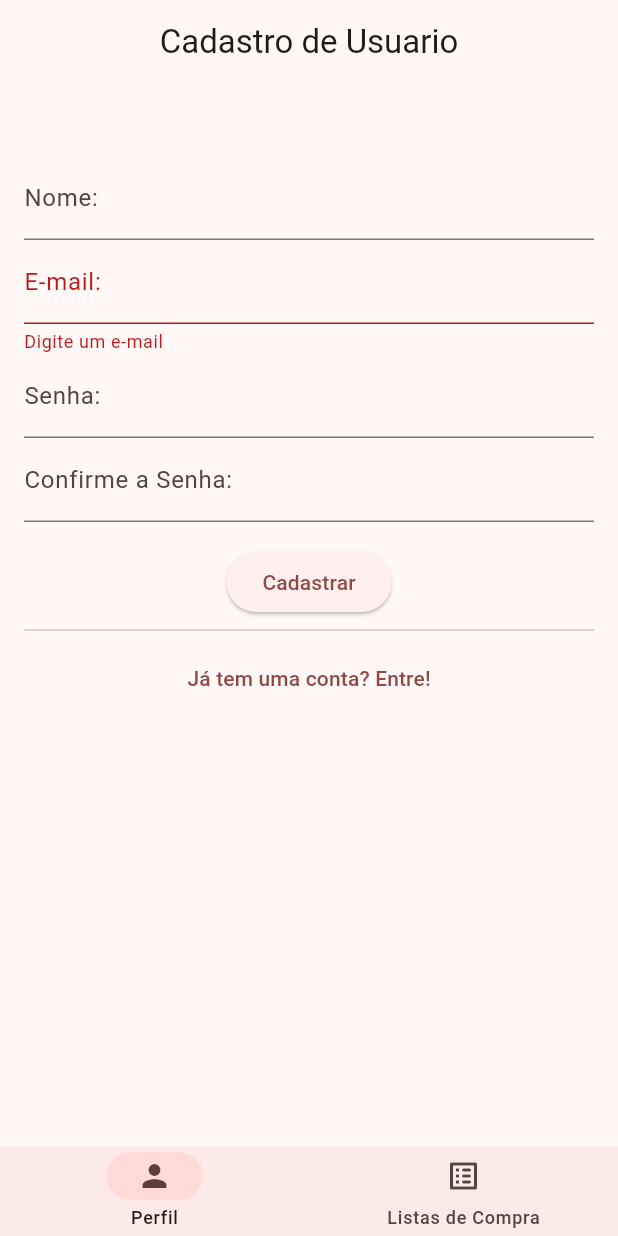
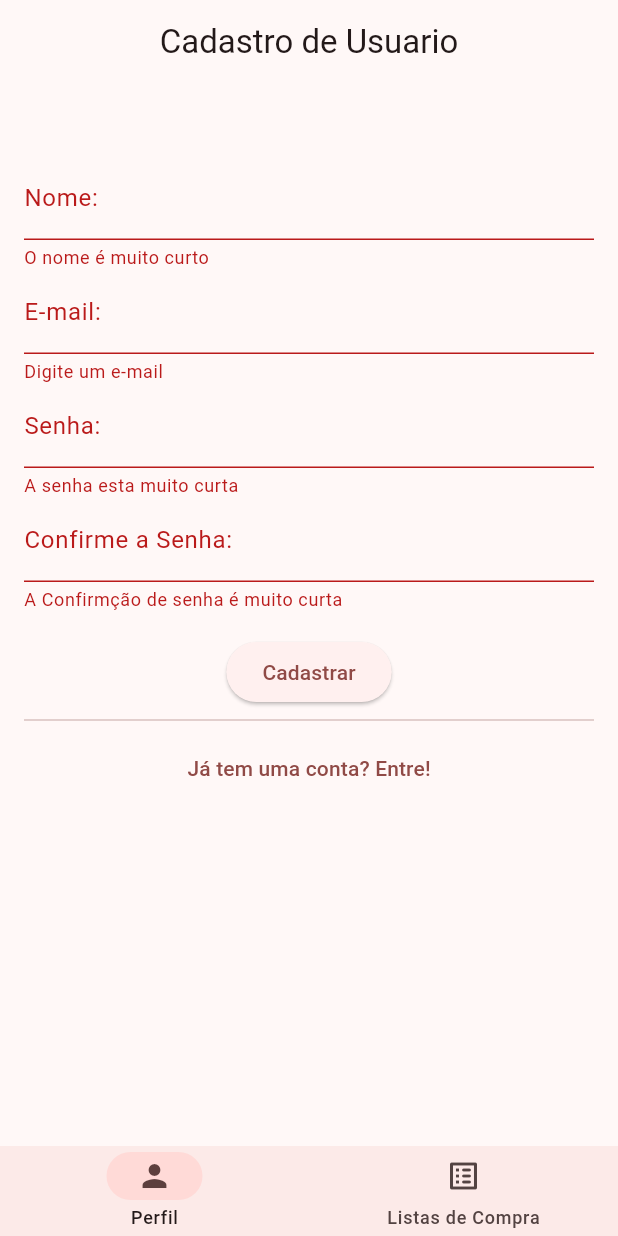
Before and after one commit to MonykPenafor/app_lcc, a Flutter app: the screen it shows after launch, after a tap on "Cadastrar", on a phone screen of 412 x 824 dp. Run offline on Flutter 3.47's test engine with Material 3 defaults, Android fonts, the phone set to English and light mode, and no system bars; our stand-ins replace cloud_firestore, firebase_auth, firebase_core; accounts and stored records are empty.

Commit message:
Finalmente o cadastro esta funcionando

```diff
--- a/lib/Models/cadastro_usuario_models.dart
+++ b/lib/Models/cadastro_usuario_models.dart
@@ -1,5 +1,3 @@
-import 'package:cloud_firestore/cloud_firestore.dart';
-
 class UsuarioModel {
   String id;
   String nome;
@@ -21,9 +19,9 @@ class UsuarioModel {
     };
   }
 
-  UsuarioModel.fromJson(DocumentSnapshot doc) {
-    id = doc.id;
-    nome = doc.get('nome');
-    email = doc.get('email');
-  }
+  UsuarioModel.fromMap(Map<String, dynamic> map)
+      : id = map["id"],
+        nome = map["nome"],
+        email = map["email"],
+        senha = map["senha"];
 }
--- a/lib/Pages/cadastro_usuario_page.dart
+++ b/lib/Pages/cadastro_usuario_page.dart
@@ -1,4 +1,5 @@
 import 'package:app_lcc/Models/cadastro_usuario_models.dart';
+import 'package:app_lcc/Services/autenticacao_servico.dart';
 import 'package:flutter/material.dart';
 
 class CadastroUsuarioPage extends StatefulWidget {
@@ -11,10 +12,12 @@ class CadastroUsuarioPage extends StatefulWidget {
 class _CadastroUsuarioPageState extends State<CadastroUsuarioPage> {
   UsuarioModel usuarioModel =
       UsuarioModel(id: "", nome: "nome", email: "email", senha: "senha");
-  final TextEditingController nomeController = TextEditingController();
-  final TextEditingController emailController = TextEditingController();
-  final TextEditingController senhaController = TextEditingController();
-  final TextEditingController confirmaSenhaController = TextEditingController();
+  final TextEditingController _nomeController = TextEditingController();
+  final TextEditingController _emailController = TextEditingController();
+  final TextEditingController _senhaController = TextEditingController();
+  final TextEditingController _confirmaSenhaController =
+      TextEditingController();
+  final AutenticacaoServico _autServico = AutenticacaoServico();
   final _formKey = GlobalKey<FormState>();
   @override
   Widget build(BuildContext context) {
@@ -36,61 +39,69 @@ class _CadastroUsuarioPageState extends State<CadastroUsuarioPage> {
                   height: 32,
                 ),
                 TextFormField(
-                  controller: nomeController,
+                  controller: _nomeController,
                   decoration: const InputDecoration(label: Text("Nome:")),
+                  validator: (String? value) {
+                    if (value == null) {
+                      return "O nome não pode estar vazio";
+                    }
+                    if (value.length < 5) {
+                      return "O nome é muito curto";
+                    }
+                    return null;
+                  },
                 ),
                 TextFormField(
-                  controller: emailController,
+                  controller: _emailController,
                   decoration: const InputDecoration(label: Text("E-mail:")),
                   validator: (value) {
-                    if (value == null || value.isEmpty)
+                    if (value == null || value.isEmpty) {
                       return 'Digite um e-mail';
+                    }
                     if (!value.contains('@')) return 'E-mail inválido';
                     return null;
                   },
                 ),
                 TextFormField(
-                  controller: senhaController,
+                  controller: _senhaController,
                   decoration: const InputDecoration(label: Text("Senha:")),
+                  obscureText: true,
+                  validator: (String? value) {
+                    if (value == null) {
+                      return "A senha não pode estar vazia";
+                    }
+                    if (value.length < 5) {
+                      return "A senha esta muito curta";
+                    }
+                    return null;
+                  },
                 ),
                 TextFormField(
-                    controller: confirmaSenhaController,
+                    controller: _confirmaSenhaController,
                     decoration: const InputDecoration(
-                        label: Text("Confirme a Senha:"))),
+                        label: Text("Confirme a Senha:")),
+                        validator: (String? value) {
+                    if (value == null) {
+                      return "A Confirmção de senha não pode estar vazia";
+                    }
+                    if (value.length < 5) {
+                      return "A Confirmção de senha é muito curta";
+                    }
+                    return null;
+                  },),
                 const SizedBox(
                   height: 16,
                 ),
                 ElevatedButton(
                   onPressed: () {
                     if (_formKey.currentState!.validate()) {
-                      if (senhaController.text !=
-                          confirmaSenhaController.text) {
-                        ScaffoldMessenger.of(context).showSnackBar(
-                          const SnackBar(
-                              content: Text("As senhas não coincidem")),
-                        );
-                        return;
-                      }
-
-                      setState(() {
-                        usuarioModel = UsuarioModel(
-                          id: "", // pode ser gerado com UUID ou no backend
-                          nome: nomeController.text,
-                          email: emailController.text,
-                          senha: senhaController.text,
-                        );
-                        @override
-                        void dispose() {
-                          nomeController.dispose();
-                          emailController.dispose();
-                          senhaController.dispose();
-                          confirmaSenhaController.dispose();
-                          super.dispose();
-                        }
-                      });
-
+                      String nome = _nomeController.text;
+                      String email = _emailController.text;
+                      String senha = _senhaController.text;
                       print(
-                          "Usuário cadastrado: ${usuarioModel.nome}, ${usuarioModel.email}");
+                          "Usuário cadastrado: ${_emailController.text}, ${_senhaController.text}, ${_nomeController.text}, ");
+                      _autServico.cadastrarUsuario(
+                          nome: nome, senha: senha, email: email);
                       // Aqui você pode chamar um método para enviar os dados ao backend
                     }
                   },
@@ -110,3 +121,5 @@ class _CadastroUsuarioPageState extends State<CadastroUsuarioPage> {
     );
   }
 }
+
+extension on GlobalKey<FormState> {}
--- /dev/null
+++ b/lib/Services/autenticacao_servico.dart
@@ -0,0 +1,19 @@
+import 'package:firebase_auth/firebase_auth.dart';
+
+class AutenticacaoServico {
+  FirebaseAuth firebaseAuth = FirebaseAuth.instance;
+
+  cadastrarUsuario({
+    required String nome,
+    required String senha,
+    required String email,
+  }) async {
+    UserCredential userCredential =
+        await firebaseAuth.createUserWithEmailAndPassword(
+      email: email,
+      password: senha,
+    );
+
+    await userCredential.user!.updateDisplayName(nome);
+  }
+}
```
Also changed, not shown: lib/Services/cadastro_services.dart (deleted, +0 -95 lines), pubspec.lock.
